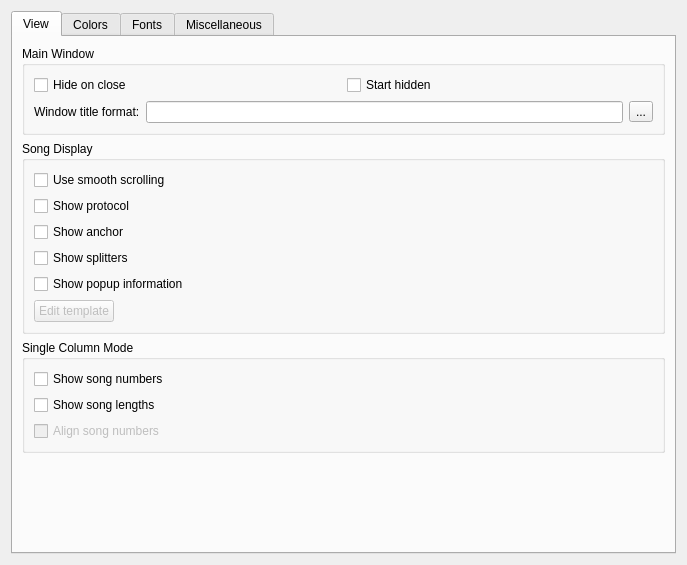
prinsbert/qmmp-dev, file src/plugins/Ui/qsui/forms/qsuisettings.ui: the form before one commit.
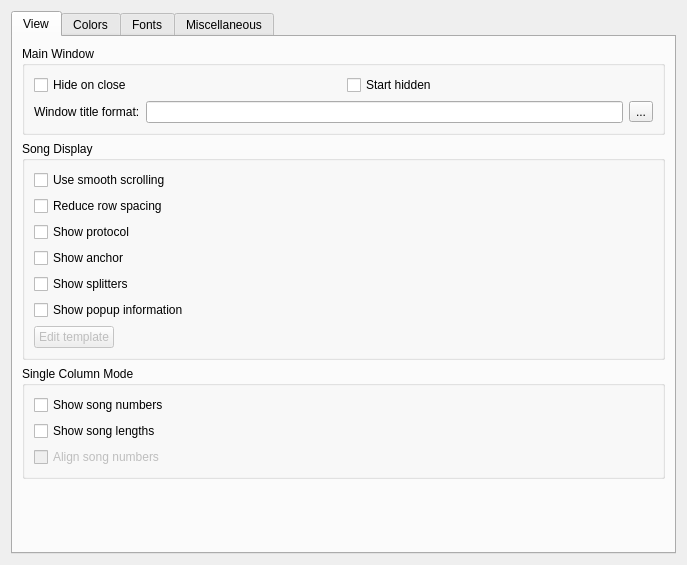
The form after the commit. The open tabs and pages were chosen to show the change. Icons and pictures are not drawn. Custom widgets are drawn as their Qt base class.

Commit message: qsui: fixed row spacing; added feature to disable alternate row colors (#1239)

```diff
--- a/src/plugins/Ui/qsui/forms/qsuisettings.ui
+++ b/src/plugins/Ui/qsui/forms/qsuisettings.ui
@@ -81,6 +81,13 @@
             </property>
            </widget>
           </item>
+          <item>
+           <widget class="QCheckBox" name="reduceRowSpacingCheckBox">
+            <property name="text">
+             <string>Reduce row spacing</string>
+            </property>
+           </widget>
+          </item>
           <item>
            <widget class="QCheckBox" name="protocolCheckBox">
             <property name="text">
```
Left out of the diff: 4 changed lines with no effect on the pictures. The commit also changes 8 other files.
